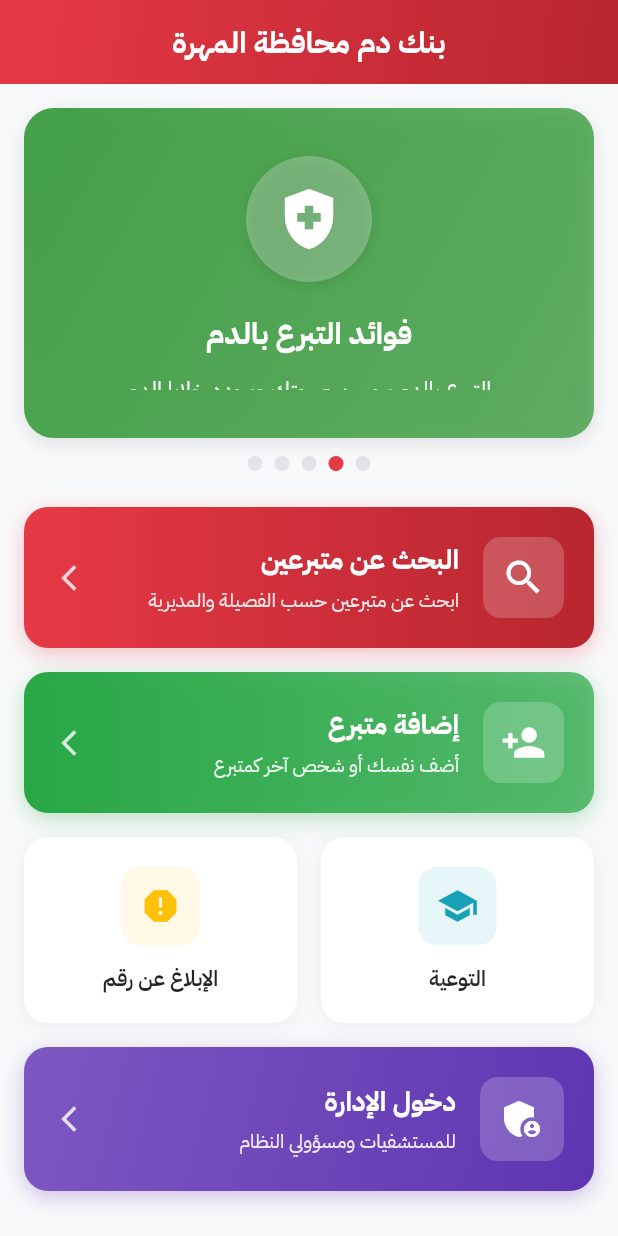
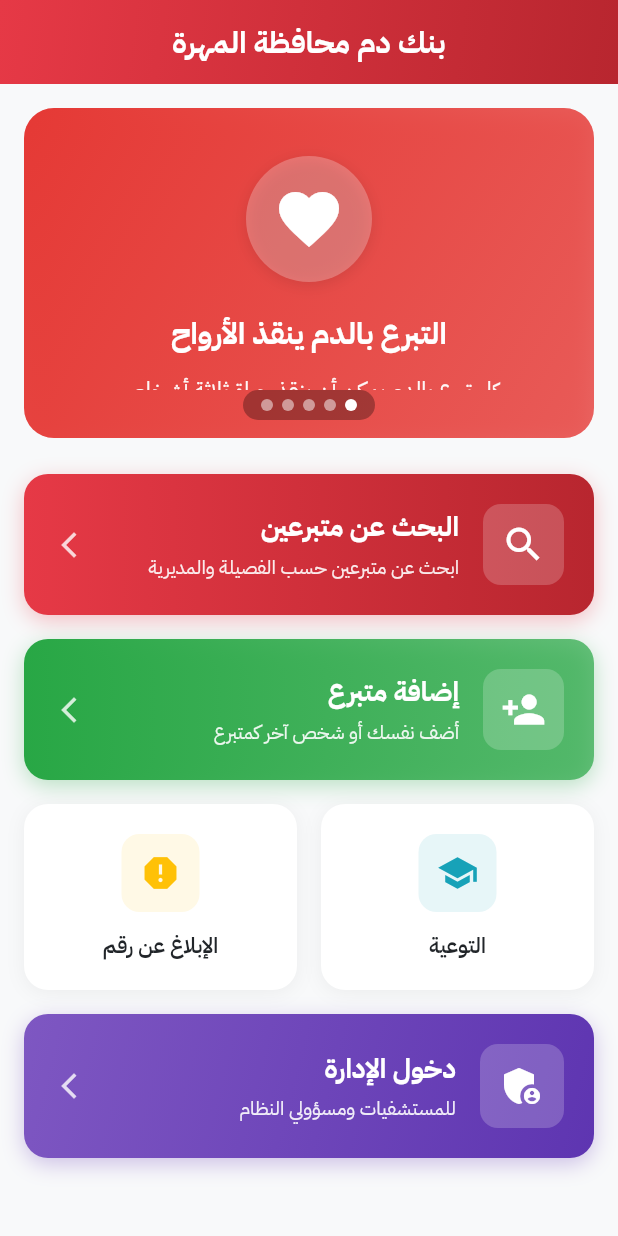
Before and after one commit to salehbagomri/mahrah_blood_bank_app, a Flutter app: the screen it shows after launch, on a phone screen of 412 x 824 dp. Run offline on Flutter 3.47's test engine with Material 3 defaults, Android fonts, the phone set to English and light mode, and no system bars; drawn by our look-alikes of carousel_slider, smooth_page_indicator; our stand-ins replace flutter_spinkit, supabase_flutter; accounts and stored records are empty.

```diff
--- a/lib/screens/home/home_screen.dart
+++ b/lib/screens/home/home_screen.dart
@@ -1,5 +1,6 @@
 import 'package:flutter/material.dart';
 import 'package:provider/provider.dart';
+import 'package:carousel_slider/carousel_slider.dart';
 import 'package:smooth_page_indicator/smooth_page_indicator.dart';
 
 import '../../constants/app_colors.dart';
@@ -20,8 +21,8 @@ class HomeScreen extends StatefulWidget {
 }
 
 class _HomeScreenState extends State<HomeScreen> {
-  final PageController _pageController = PageController();
-  int _currentPage = 0;
+  final CarouselSliderController _carouselController = CarouselSliderController();
+  int _currentSlideIndex = 0;
 
   @override
   void initState() {
@@ -29,30 +30,6 @@ class _HomeScreenState extends State<HomeScreen> {
     // تحميل الإحصائيات عند فتح التطبيق
     Future.microtask(() {
       context.read<StatisticsProvider>().loadStatistics();
-    });
-
-    // Auto-scroll
-    _startAutoScroll();
-  }
-
-  @override
-  void dispose() {
-    _pageController.dispose();
-    super.dispose();
-  }
-
-  void _startAutoScroll() {
-    Future.delayed(const Duration(seconds: 5), () {
-      if (!mounted) return;
-
-      final nextPage = (_currentPage + 1) % 5;
-      _pageController.animateToPage(
-        nextPage,
-        duration: const Duration(milliseconds: 500),
-        curve: Curves.easeInOut,
-      );
-
-      _startAutoScroll();
     });
   }
 
@@ -197,33 +174,7 @@ class _HomeScreenState extends State<HomeScreen> {
       builder: (context, provider, _) {
         final totalDonors = provider.statistics?.totalDonors ?? 0;
 
-        return Padding(
-          padding: const EdgeInsets.symmetric(horizontal: 16),
-          child: Column(
-            children: [
-              // السلايدر
-              Container(
-                height: 220,
-                decoration: BoxDecoration(
-                  borderRadius: BorderRadius.circular(20),
-                  boxShadow: [
-                    BoxShadow(
-                      color: Colors.black.withOpacity(0.1),
-                      blurRadius: 10,
-                      offset: const Offset(0, 4),
-                    ),
-                  ],
-                ),
-                child: ClipRRect(
-                  borderRadius: BorderRadius.circular(20),
-                  child: PageView(
-                    controller: _pageController,
-                    onPageChanged: (index) {
-                      setState(() {
-                        _currentPage = index;
-                      });
-                    },
-                    children: [
+        final slides = [
           _AwarenessSlide(
             icon: Icons.favorite,
             title: 'التبرع بالدم ينقذ الأرواح',
@@ -249,32 +200,67 @@ class _HomeScreenState extends State<HomeScreen> {
             color: Colors.blue.shade600,
           ),
           _StatisticsSlide(totalDonors: totalDonors),
-                    ],
+        ];
+
+        return Padding(
+          padding: const EdgeInsets.symmetric(horizontal: 16),
+          child: Stack(
+            children: [
+              // السلايدر
+              ClipRRect(
+                borderRadius: BorderRadius.circular(20),
+                child: CarouselSlider(
+                  items: slides,
+                  carouselController: _carouselController,
+                  options: CarouselOptions(
+                    height: 220,
+                    viewportFraction: 1.0,
+                    enlargeCenterPage: false,
+                    enableInfiniteScroll: true,
+                    autoPlay: true,
+                    autoPlayInterval: const Duration(seconds: 5),
+                    autoPlayAnimationDuration: const Duration(milliseconds: 600),
+                    autoPlayCurve: Curves.easeInOut,
+                    scrollPhysics: const BouncingScrollPhysics(),
+                    onPageChanged: (index, reason) {
+                      setState(() {
+                        _currentSlideIndex = index;
+                      });
+                    },
                   ),
                 ),
               ),
-
-              const SizedBox(height: 12),
-
-              // المؤشرات
-              SmoothPageIndicator(
-                controller: _pageController,
-                count: 5,
+              // النقاط أمام الشريحة (overlay)
+              Positioned(
+                bottom: 12,
+                left: 0,
+                right: 0,
+                child: Center(
+                  child: Container(
+                    padding: const EdgeInsets.symmetric(
+                      horizontal: 12,
+                      vertical: 6,
+                    ),
+                    decoration: BoxDecoration(
+                      color: Colors.black.withOpacity(0.3),
+                      borderRadius: BorderRadius.circular(20),
+                    ),
+                    child: AnimatedSmoothIndicator(
+                      activeIndex: _currentSlideIndex,
+                      count: slides.length,
                       effect: WormEffect(
-                  dotHeight: 10,
-                  dotWidth: 10,
-                  spacing: 8,
-                  activeDotColor: AppColors.primary,
-                  dotColor: AppColors.textHint.withOpacity(0.3),
-                  type: WormType.thin,
+                        dotHeight: 8,
+                        dotWidth: 8,
+                        spacing: 6,
+                        activeDotColor: Colors.white,
+                        dotColor: Colors.white.withOpacity(0.5),
                       ),
                       onDotClicked: (index) {
-                  _pageController.animateToPage(
-                    index,
-                    duration: const Duration(milliseconds: 400),
-                    curve: Curves.easeInOut,
-                  );
+                        _carouselController.animateToPage(index);
                       },
+                    ),
+                  ),
+                ),
               ),
             ],
           ),
--- a/pubspec.yaml
+++ b/pubspec.yaml
@@ -41,6 +41,7 @@ dependencies:
 
   # Smooth page indicator
   smooth_page_indicator: ^1.2.1
+  carousel_slider: ^5.1.1
 
 dev_dependencies:
   flutter_test:
```
Also changed, not shown: pubspec.lock. Lines whose indentation alone changed are shown as unchanged.
